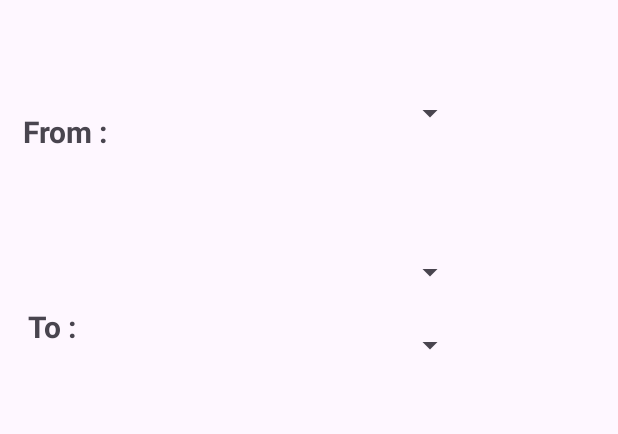
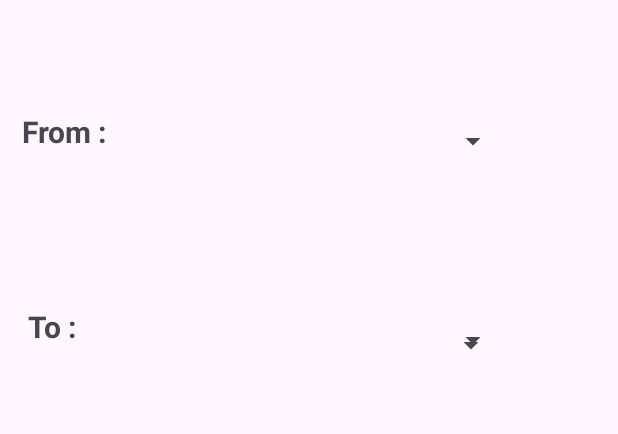
Before and after one commit to YunethWithanachchi/E-Ticket-System, an Android app: the layout ticket.xml on its own in the app's theme, with its tools: preview values and no code run, on a phone screen of 412 x 824 dp. Shown: the part 438-872 px from the top of the screen. Run offline under Robolectric (Android 15) with nearby library versions, the phone set to English and light mode, and no system bars.

```diff
--- a/app/src/main/res/layout/ticket.xml
+++ b/app/src/main/res/layout/ticket.xml
@@ -4,9 +4,9 @@
     xmlns:tools="http://schemas.android.com/tools"
     android:layout_width="match_parent"
     android:layout_height="match_parent"
+    tools:context=".controller.TicketController"
     tools:layout_editor_absoluteX="0dp"
-    tools:layout_editor_absoluteY="19dp"
-    tools:context=".controller.TicketController">
+    tools:layout_editor_absoluteY="19dp">
 
     <View
         android:id="@+id/view"
@@ -87,8 +87,8 @@
 
     <TextView
         android:id="@+id/busNoTxt"
-        android:layout_width="56dp"
-        android:layout_height="9dp"
+        android:layout_width="100dp"
+        android:layout_height="15dp"
         android:layout_marginStart="122dp"
         android:layout_marginTop="83dp"
         android:layout_marginEnd="242dp"
@@ -97,7 +97,7 @@
         android:textStyle="bold"
         app:layout_constraintBottom_toBottomOf="@+id/view"
         app:layout_constraintEnd_toEndOf="@+id/view"
-        app:layout_constraintHorizontal_bias="1.0"
+        app:layout_constraintHorizontal_bias="0.0"
         app:layout_constraintStart_toStartOf="@+id/view"
         app:layout_constraintTop_toTopOf="@+id/view"
         app:layout_constraintVertical_bias="1.0" />
@@ -127,7 +127,7 @@
         android:textStyle="bold"
         app:layout_constraintBottom_toBottomOf="parent"
         app:layout_constraintEnd_toEndOf="parent"
-        app:layout_constraintHorizontal_bias="0.043"
+        app:layout_constraintHorizontal_bias="0.042"
         app:layout_constraintStart_toStartOf="parent"
         app:layout_constraintTop_toBottomOf="@+id/view"
         app:layout_constraintVertical_bias="0.0" />
@@ -183,15 +183,15 @@
         android:id="@+id/amountTxt"
         android:layout_width="96dp"
         android:layout_height="33dp"
-        android:layout_marginTop="260dp"
-        android:layout_marginBottom="140dp"
+        android:layout_marginStart="36dp"
+        android:layout_marginTop="39dp"
         android:textSize="20dp"
         android:textStyle="bold"
         app:layout_constraintBottom_toBottomOf="parent"
         app:layout_constraintEnd_toEndOf="parent"
-        app:layout_constraintHorizontal_bias="0.374"
-        app:layout_constraintStart_toStartOf="parent"
-        app:layout_constraintTop_toBottomOf="@+id/view"
+        app:layout_constraintHorizontal_bias="0.005"
+        app:layout_constraintStart_toEndOf="@+id/amount"
+        app:layout_constraintTop_toBottomOf="@+id/ticketSpinner"
         app:layout_constraintVertical_bias="0.0" />
 
     <Spinner
@@ -202,10 +202,10 @@
         android:layout_marginBottom="356dp"
         app:layout_constraintBottom_toBottomOf="parent"
         app:layout_constraintEnd_toEndOf="parent"
-        app:layout_constraintHorizontal_bias="0.538"
-        app:layout_constraintStart_toStartOf="parent"
+        app:layout_constraintHorizontal_bias="0.496"
+        app:layout_constraintStart_toEndOf="@+id/from"
         app:layout_constraintTop_toBottomOf="@+id/view"
-        app:layout_constraintVertical_bias="0.0" />
+        app:layout_constraintVertical_bias="0.222" />
 
     <Spinner
         android:id="@+id/toSpinner"
@@ -215,9 +215,10 @@
         android:layout_marginBottom="288dp"
         app:layout_constraintBottom_toBottomOf="parent"
         app:layout_constraintEnd_toEndOf="parent"
-        app:layout_constraintHorizontal_bias="0.538"
-        app:layout_constraintStart_toStartOf="parent"
-        app:layout_constraintTop_toBottomOf="@+id/view" />
+        app:layout_constraintHorizontal_bias="0.558"
+        app:layout_constraintStart_toEndOf="@+id/to"
+        app:layout_constraintTop_toBottomOf="@+id/view"
+        app:layout_constraintVertical_bias="1.0" />
 
     <Spinner
         android:id="@+id/ticketSpinner"
@@ -227,8 +228,8 @@
         android:layout_marginBottom="220dp"
         app:layout_constraintBottom_toBottomOf="parent"
         app:layout_constraintEnd_toEndOf="parent"
-        app:layout_constraintHorizontal_bias="0.538"
-        app:layout_constraintStart_toStartOf="parent"
+        app:layout_constraintHorizontal_bias="0.404"
+        app:layout_constraintStart_toEndOf="@+id/tickets"
         app:layout_constraintTop_toBottomOf="@+id/view"
         app:layout_constraintVertical_bias="0.222" />
 
```
Also changed, not shown: app/src/main/java/com/example/busetiko/DBHelper.kt (+22 -1 lines), app/src/main/java/com/example/busetiko/SessionManager.kt (added, +7 -0 lines), app/src/main/java/com/example/busetiko/controller/TicketController.kt (+56 -1 lines), app/src/main/java/com/example/busetiko/controller/WalletController.kt (+8 -0 lines).
